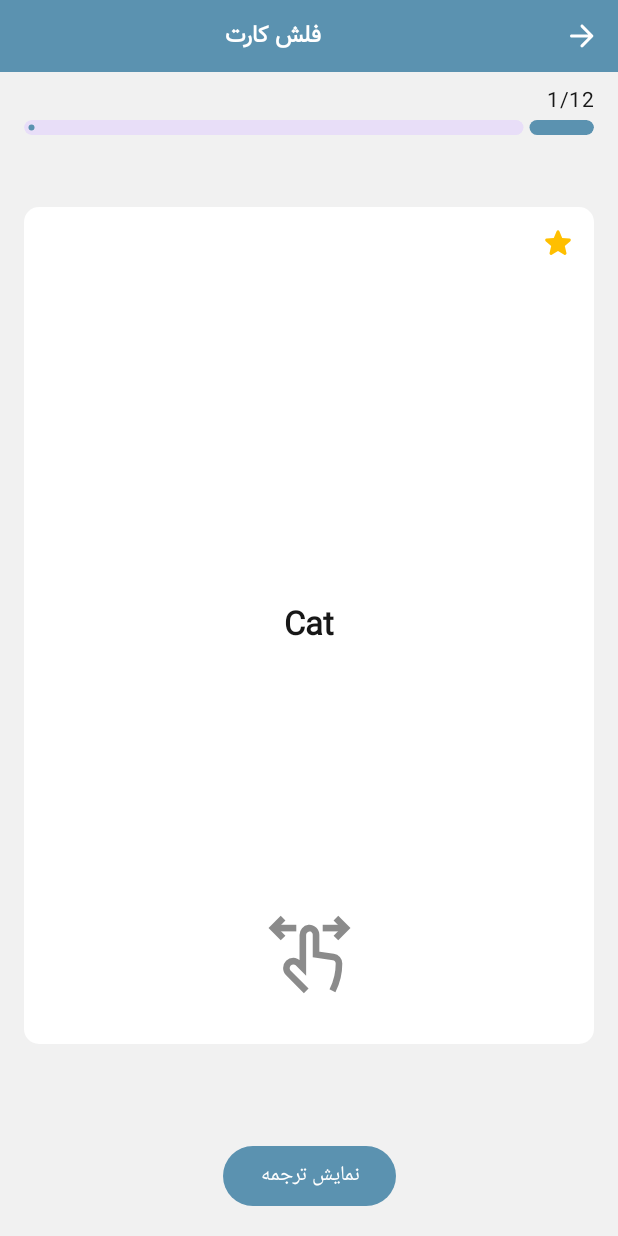
After one commit to alirezasn80/learn_en, an Android app built with Jetpack Compose: the FlashCardScreen screen opened through its navigation route, on a phone screen of 412 x 824 dp. The commit adds this screen. Run offline under Robolectric (Android 15) with nearby library versions, the phone set to English and light mode, and no system bars; our stand-ins replace Dagger/Hilt's generated code, Shimmer; libraries missing offline, so code that uses them is left out: com.farsitel.bazaar, io.appmetrica.analytics, ir.cafebazaar.poolakey, kotlin.system.exitProcess; Roboto replaces fonts that are not available here; 3 statements that could not run were skipped.

Commit message:
work on flash card screen

```diff
--- a/app/src/main/java/com/alirezasn80/learn_en/app/MainActivity.kt
+++ b/app/src/main/java/com/alirezasn80/learn_en/app/MainActivity.kt
@@ -12,6 +12,7 @@ import com.alirezasn80.learn_en.app.navigation.rememberNavigationState
 import com.alirezasn80.learn_en.feature.aboutus.AboutUsScreen
 import com.alirezasn80.learn_en.feature.content.ContentScreen
 import com.alirezasn80.learn_en.feature.create.CreateScreen
+import com.alirezasn80.learn_en.feature.flash_card.FlashCardScreen
 import com.alirezasn80.learn_en.feature.home.HomeScreen
 import com.alirezasn80.learn_en.feature.offline.OfflineScreen
 import com.alirezasn80.learn_en.feature.onboarding.OnBoardingScreen
@@ -77,6 +78,10 @@ class MainActivity : ComponentActivity() {
                         AboutUsScreen(navigationState::upPress)
                     }
 
+                    composable(Screen.FlashCard.route) {
+                        FlashCardScreen(navigationState::upPress)
+                    }
+
                 }
             }
         }
--- a/app/src/main/java/com/alirezasn80/learn_en/app/navigation/NavigationScreens.kt
+++ b/app/src/main/java/com/alirezasn80/learn_en/app/navigation/NavigationScreens.kt
@@ -29,6 +29,8 @@ sealed class Screen(val route: String) {
 
     data object AboutUs : Screen("AboutUs")
 
+    data object FlashCard : Screen("FlashCard")
+
     data object Create : Screen("Create")
 
     data object Payment : Screen("Payment/{${Arg.Key}}")
--- a/app/src/main/java/com/alirezasn80/learn_en/app/navigation/NavigationState.kt
+++ b/app/src/main/java/com/alirezasn80/learn_en/app/navigation/NavigationState.kt
@@ -35,6 +35,8 @@ class NavigationState(
 
     fun navToAboutUs() = navController.navigate(Screen.AboutUs.route)
 
+    fun navToFlashCard() = navController.navigate(Screen.FlashCard.route)
+
     fun navToCreate() = navController.navigate(Screen.Create.route)
 
     fun navToPayment(key: String) = navController.navigate(Screen.Payment.route(key))
--- a/app/src/main/java/com/alirezasn80/learn_en/feature/content/ContentScreen.kt
+++ b/app/src/main/java/com/alirezasn80/learn_en/feature/content/ContentScreen.kt
@@ -226,6 +226,7 @@ fun DictSection(
     onDismiss: () -> Unit
 ) {
     ModalBottomSheet(
+        modifier = Modifier.fillMaxWidth(),
         onDismissRequest = { onDismiss() },
         sheetState = sheetState,
         dragHandle = { BottomSheetDefaults.DragHandle() }
@@ -284,6 +285,7 @@ private fun SettingSection(
 ) {
 
     ModalBottomSheet(
+        modifier = Modifier.fillMaxWidth(),
         onDismissRequest = { onDismiss() },
         sheetState = sheetState,
         dragHandle = { BottomSheetDefaults.DragHandle() }
@@ -291,6 +293,7 @@ private fun SettingSection(
 
         Column(
             Modifier
+                .fillMaxWidth()
                 .padding(dimension.medium)
                 .padding(bottom = 24.dp)
         ) {
--- /dev/null
+++ b/app/src/main/java/com/alirezasn80/learn_en/feature/flash_card/FlashCardScreen.kt
@@ -0,0 +1,186 @@
+package com.alirezasn80.learn_en.feature.flash_card
+
+import androidx.compose.animation.core.animateFloatAsState
+import androidx.compose.animation.core.tween
+import androidx.compose.foundation.background
+import androidx.compose.foundation.layout.Arrangement
+import androidx.compose.foundation.layout.Box
+import androidx.compose.foundation.layout.Column
+import androidx.compose.foundation.layout.PaddingValues
+import androidx.compose.foundation.layout.Row
+import androidx.compose.foundation.layout.fillMaxHeight
+import androidx.compose.foundation.layout.fillMaxWidth
+import androidx.compose.foundation.layout.height
+import androidx.compose.foundation.layout.padding
+import androidx.compose.foundation.layout.size
+import androidx.compose.material.icons.Icons
+import androidx.compose.material.icons.rounded.ArrowForward
+import androidx.compose.material3.Button
+import androidx.compose.material3.ExperimentalMaterial3Api
+import androidx.compose.material3.Icon
+import androidx.compose.material3.IconButton
+import androidx.compose.material3.LinearProgressIndicator
+import androidx.compose.material3.MaterialTheme
+import androidx.compose.material3.Scaffold
+import androidx.compose.material3.Text
+import androidx.compose.runtime.Composable
+import androidx.compose.runtime.collectAsState
+import androidx.compose.runtime.getValue
+import androidx.compose.runtime.mutableStateOf
+import androidx.compose.runtime.remember
+import androidx.compose.runtime.setValue
+import androidx.compose.ui.Alignment
+import androidx.compose.ui.Modifier
+import androidx.compose.ui.draw.alpha
+import androidx.compose.ui.draw.clip
+import androidx.compose.ui.graphics.Color
+import androidx.compose.ui.graphics.StrokeCap
+import androidx.compose.ui.graphics.graphicsLayer
+import androidx.compose.ui.graphics.vector.ImageVector
+import androidx.compose.ui.res.painterResource
+import androidx.compose.ui.res.stringResource
+import androidx.compose.ui.res.vectorResource
+import androidx.compose.ui.text.style.TextAlign
+import androidx.compose.ui.unit.dp
+import androidx.hilt.navigation.compose.hiltViewModel
+import com.alirezasn80.learn_en.R
+import com.alirezasn80.learn_en.ui.theme.SmallSpacer
+import com.alirezasn80.learn_en.ui.theme.dimension
+
+
+//todo(work on animation and other things..)
+@Composable
+fun FlashCardScreen(
+    upPress: () -> Unit,
+    viewModel: FlashCardViewModel = hiltViewModel()
+) {
+    val state by viewModel.state.collectAsState()
+
+    var rotate by remember { mutableStateOf(false) }
+    val angle: Float by animateFloatAsState(
+        targetValue = if (rotate) 180f else 0f,
+        animationSpec = tween(durationMillis = 1000), label = ""
+    )
+
+    Scaffold(
+        topBar = {
+            TopSection(upPress)
+        },
+        bottomBar = {
+            BottomSection { rotate = !rotate }
+
+        }
+    ) {
+        WordSection(it, angle)
+    }
+}
+
+@Composable
+fun BottomSection(
+    onClick: () -> Unit
+) {
+    Row(
+        Modifier
+            .fillMaxWidth()
+            .padding(dimension.medium), horizontalArrangement = Arrangement.Center
+    ) {
+        Button(onClick = onClick) {
+            Text(text = stringResource(id = R.string.show_translate))
+        }
+    }
+}
+
+@Composable
+fun WordSection(paddingValues: PaddingValues, angle: Float) {
+    Box(
+        Modifier
+            .graphicsLayer {
+                rotationY = angle
+            }
+            .padding(paddingValues)
+            .padding(dimension.medium)
+            .fillMaxWidth()
+            .fillMaxHeight()
+            .padding(vertical = dimension.large)
+            .clip(MaterialTheme.shapes.small)
+            .background(MaterialTheme.colorScheme.surface)
+
+    ) {
+        IconButton(
+            onClick = { /*TODO*/ },
+            modifier = Modifier.align(Alignment.TopStart)
+        ) {
+            Icon(
+                painter = painterResource(id = R.drawable.ic_star_fill),
+                contentDescription = null,
+                tint = Color(0xFFFFBF00),
+
+                )
+        }
+
+        Text(text = "Cat", modifier = Modifier.align(Alignment.Center), style = MaterialTheme.typography.titleLarge)
+
+        Icon(
+            imageVector = ImageVector.vectorResource(id = R.drawable.ic_left_right),
+            contentDescription = null,
+            tint = MaterialTheme.colorScheme.onSurface,
+            modifier = Modifier
+                .padding(bottom = dimension.large)
+                .size(55.dp)
+                .align(Alignment.BottomCenter)
+                .alpha(0.5f)
+        )
+
+    }
+}
+
+@Composable
+private fun TopSection(upPress: () -> Unit) {
+    Column(
+        Modifier
+            .fillMaxWidth()
+    ) {
+        Row(
+            modifier = Modifier
+                .fillMaxWidth()
+                .background(MaterialTheme.colorScheme.primary),
+            verticalAlignment = Alignment.CenterVertically
+        ) {
+            IconButton(onClick = upPress) {
+                Icon(
+                    imageVector = Icons.Rounded.ArrowForward,
+                    contentDescription = null,
+                    tint = MaterialTheme.colorScheme.onPrimary,
+                )
+            }
+
+            Text(
+                text = stringResource(id = R.string.flash_card), modifier = Modifier
+                    .weight(1f)
+                    .align(Alignment.CenterVertically), textAlign = TextAlign.Center,
+                color = MaterialTheme.colorScheme.onPrimary,
+                style = MaterialTheme.typography.titleSmall
+            )
+        }
+
+        SmallSpacer()
+
+        Column(
+            Modifier
+                .fillMaxWidth()
+                .padding(horizontal = dimension.medium)
+        ) {
+            Text(text = "1/12")
+            LinearProgressIndicator(
+                modifier = Modifier
+                    .fillMaxWidth()
+                    .height(10.dp)
+                    .clip(MaterialTheme.shapes.medium),
+                progress = 0.1f,
+                strokeCap = StrokeCap.Round
+
+            )
+        }
+    }
+
+}
--- /dev/null
+++ b/app/src/main/java/com/alirezasn80/learn_en/feature/flash_card/FlashCardState.kt
@@ -0,0 +1,3 @@
+package com.alirezasn80.learn_en.feature.flash_card
+
+data class FlashCardState(val a: Int = 0)
--- /dev/null
+++ b/app/src/main/java/com/alirezasn80/learn_en/feature/flash_card/FlashCardViewModel.kt
@@ -0,0 +1,11 @@
+package com.alirezasn80.learn_en.feature.flash_card
+
+import com.alirezasn80.learn_en.utill.BaseViewModel
+import dagger.hilt.android.lifecycle.HiltViewModel
+import javax.inject.Inject
+
+@HiltViewModel
+class FlashCardViewModel @Inject constructor(
+) : BaseViewModel<FlashCardState>(FlashCardState()) {
+
+}
--- a/app/src/main/java/com/alirezasn80/learn_en/feature/home/HomeScreen.kt
+++ b/app/src/main/java/com/alirezasn80/learn_en/feature/home/HomeScreen.kt
@@ -265,6 +265,17 @@ fun HomeScreen(
                         onClick = {
                             scope.launch { drawerState.close() }
                             viewModel.checkSubscribeStatus()
+                        }
+                    )
+
+
+                    // Flash Card
+                    DrawerItem(
+                        label = R.string.flash_card,
+                        icon = painterResource(id = R.drawable.img_flash_card),
+                        onClick = {
+                            scope.launch { drawerState.close() }
+                            navigationState.navToFlashCard()
                         }
                     )
 
@@ -759,12 +770,14 @@ private fun BottomSheet(
 ) {
     val sheetState = rememberModalBottomSheetState()
     ModalBottomSheet(
+        modifier = Modifier.fillMaxWidth(),
         onDismissRequest = { onDismiss() },
         sheetState = sheetState,
         dragHandle = { BottomSheetDefaults.DragHandle() }
     ) {
         Column(
             Modifier
+                .fillMaxWidth()
                 .background(MaterialTheme.colorScheme.background)
                 .padding(bottom = 40.dp)
         ) {
--- /dev/null
+++ b/app/src/main/res/drawable/ic_left_right.xml
@@ -0,0 +1,31 @@
+<vector xmlns:android="http://schemas.android.com/apk/res/android"
+    android:width="800dp"
+    android:height="800dp"
+    android:viewportWidth="24"
+    android:viewportHeight="24">
+  <path
+      android:pathData="M11.05,22.5 L5.91,17.36a2,2 0,0 1,-0.59 -1.43,2 2,0 0,1 2,-2 2,2 0,0 1,1.43 0.59l1.32,1.32V6.38a2,2 0,0 1,1.74 -2,1.89 1.89,0 0,1 1.52,0.56 1.87,1.87 0,0 1,0.56 1.34V12l5,0.72a1.91,1.91 0,0 1,1.64 1.89h0a17.18,17.18 0,0 1,-1.82 7.71l-0.09,0.18"
+      android:strokeWidth="1.91"
+      android:fillColor="#00000000"
+      android:strokeColor="#020202"/>
+  <path
+      android:pathData="M19.64,7.23l2.86,-2.87l-2.86,-2.86"
+      android:strokeWidth="1.91"
+      android:fillColor="#00000000"
+      android:strokeColor="#020202"/>
+  <path
+      android:pathData="M15.82,4.36L22.5,4.36"
+      android:strokeWidth="1.91"
+      android:fillColor="#00000000"
+      android:strokeColor="#020202"/>
+  <path
+      android:pathData="M4.36,7.23l-2.86,-2.87l2.86,-2.86"
+      android:strokeWidth="1.91"
+      android:fillColor="#00000000"
+      android:strokeColor="#020202"/>
+  <path
+      android:pathData="M8.18,4.36L1.5,4.36"
+      android:strokeWidth="1.91"
+      android:fillColor="#00000000"
+      android:strokeColor="#020202"/>
+</vector>
--- a/app/src/main/res/values/strings.xml
+++ b/app/src/main/res/values/strings.xml
@@ -78,5 +78,7 @@
     <string name="no_found_data" translatable="false">داده ای یافت نشد!</string>
     <string name="saved" translatable="false">ذخیره شد</string>
     <string name="update_app">بروزرسانی برنامه</string>
+    <string name="flash_card">فلش کارت</string>
+    <string name="show_translate">نمایش ترجمه</string>
 
 </resources>
--- a/gradle/libs.versions.toml
+++ b/gradle/libs.versions.toml
@@ -16,6 +16,7 @@ common = "18.10.0"
 roomRuntime = "2.6.1"
 googleServices = "4.4.1"
 firebaseMessaging = "23.4.1"
+composeMaterial = "1.3.1"
 
 [libraries]
 androidx-core-ktx = { group = "androidx.core", name = "core-ktx", version.ref = "coreKtx" }
```
Also changed, not shown: app/src/main/res/drawable/img_flash_card.png (added).
